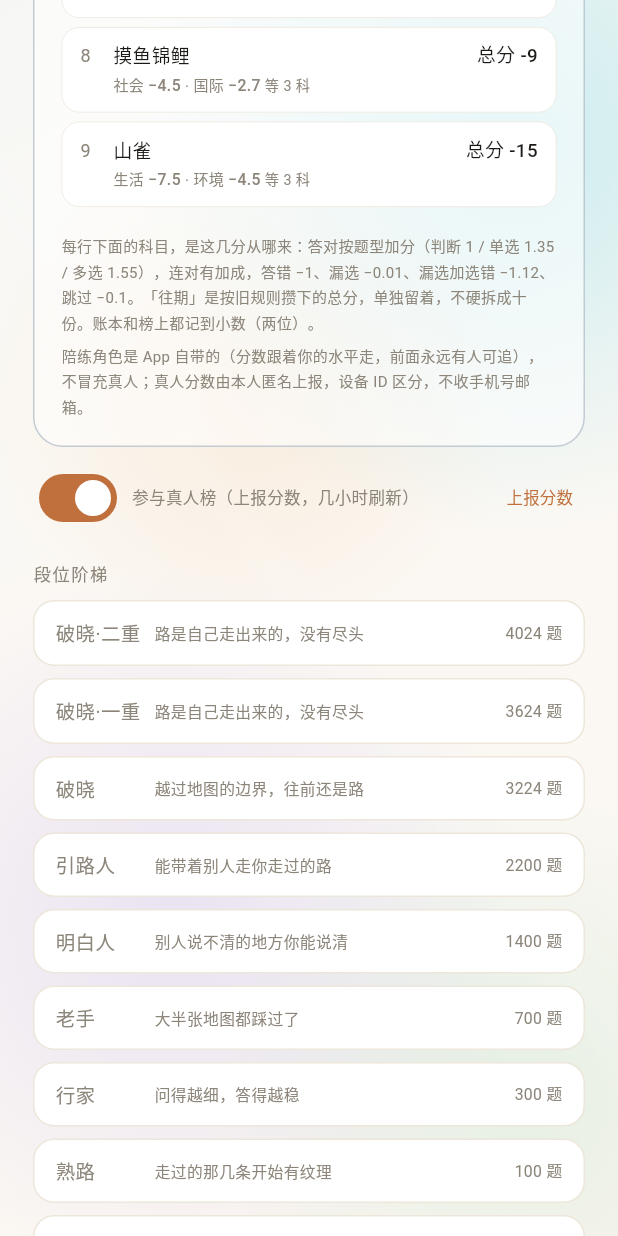
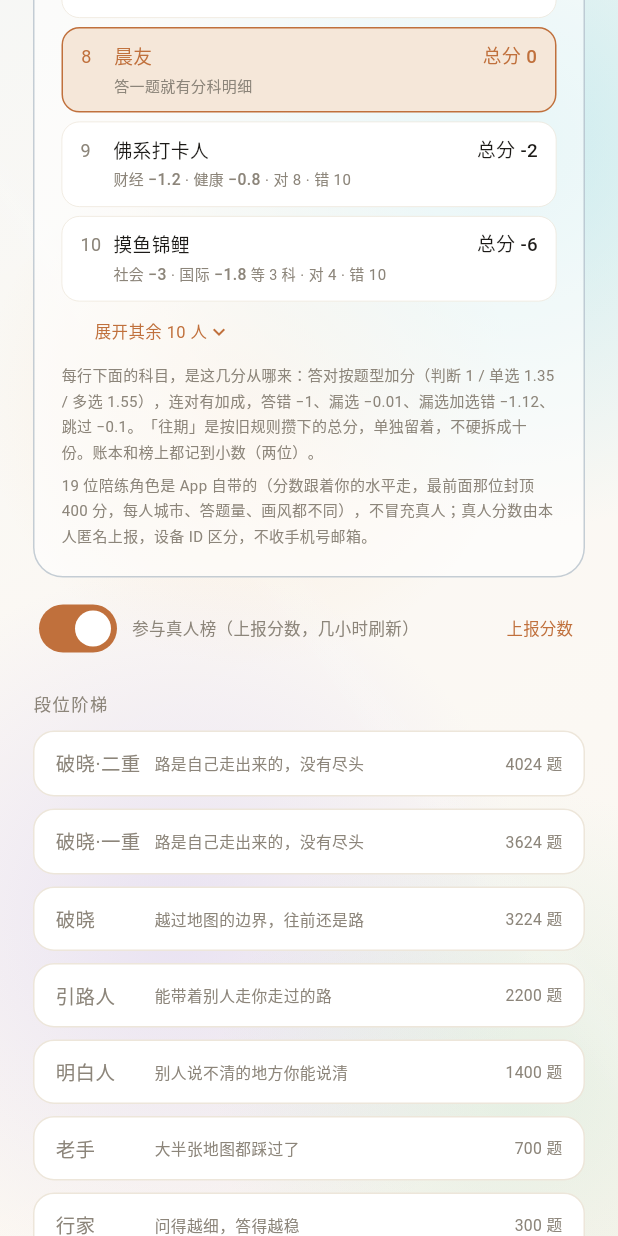
Before and after one commit to xia259214-beep/morning-app, a Flutter app: the RankPage screen opened directly, scrolled down 1152 dp, on a phone screen of 412 x 824 dp. Run offline on Flutter 3.47's test engine with Material 3 defaults, Android fonts, the phone set to English and light mode, and no system bars; accounts and stored records are empty; network calls fail.

Commit message:
v1.22.7 陪练扩编：8→19 人全榜至少 20；天花板抬到 400；每人独立城市/肝度/对错档案

```diff
--- a/lib/core.dart
+++ b/lib/core.dart
@@ -9,7 +9,7 @@ import 'glass.dart';
 import 'liquid.dart';
 
 /// App 版本号（与 pubspec.yaml 同步）。展示与崩溃日志都用它，避免写死多处。
-const String kAppVersion = '1.22.6';
+const String kAppVersion = '1.22.7';
 
 // ============================================================================
 // 1. 设计系统（Minimal / 安静 / 温暖）
--- a/lib/leaderboard.dart
+++ b/lib/leaderboard.dart
@@ -16,7 +16,8 @@
 //     所以改成榜下一行说明：App 自带的陪练角色分数跟着你的水平走，
 //     不冒充真人。标签去掉，话不说谎。
 //
-// 真人 : 内置 = 1 : 1。没有真人时给 8 个内置对手，冷启动榜也不空。
+// v1.22.4 起全榜（含我）至少 20 人：19 份陪练档案各有各的城市、肝度和画风；
+// 真人多时陪练按 1:1 跟涨。冷启动榜也不空。
 // ============================================================================
 
 import 'dart:convert';
@@ -152,38 +153,57 @@ class LeaderSnapshot {
 }
 
 /// 内置对手：名字固定，分差锚定在自己附近。
-/// 前四个在上方，后四个在下方，保证「抬手就够得着」的目标一直存在。
+/// 上面 7 个是要翻过去的山，下面 12 个是垫底的底气，加上自己至少 20 人。
 ///
-/// 名字要像活人：短的两个字、长的五六个字，一半带点网络味儿——
-/// 真实榜单上就是这种画风，清一色两字雅号反而像编的。
-/// 「阿禾」固定 +3，是那个抬手就够得着的追超目标，别挪。
-const List<String> kBuiltInNicks = <String>[
-  '早八战神', '熬夜冠军', '干饭第一名', '卷不动了',
-  '阿禾', '退堂鼓选手', '摸鱼锦鲤', '山雀',
-];
+/// v1.22.4：从 8 人扩到 19 人，天花板整体抬高（第一名的封顶 400），
+/// 并且每人一份档案——城市、答题量倍数、对题率都不同，
+/// 榜上看起来是一群画风各异的活人，不是同一个模板复制 19 遍。
+class _Rival {
+  final String nick;
 
-/// 各自相对你总分的偏移。第 5 个「阿禾」= +3，就是概念图里那句
-/// 「再得 3 分就超过阿禾」——这个数刻意小，让人觉得下一题就能翻过去。
-const List<int> kBuiltInOffsets = <int>[30, 20, 12, 7, 3, -4, -9, -15];
+  /// 相对我总分的偏移（正 = 在我上面）
+  final int offset;
 
-int _offsetAt(int i) {
-  if (i < kBuiltInOffsets.length) return kBuiltInOffsets[i];
-  final k = i - kBuiltInOffsets.length;
-  return k.isEven ? 40 + k * 3 : -20 - k * 3;
+  /// 水平上限：跟着我涨到这个分数就不动了
+  final int ceiling;
+
+  /// 所在城市（榜单行上的小标签）
+  final String city;
+
+  /// 答题量倍数：狠人答得多，躺平的答得少
+  final double grind;
+
+  /// 对题占比（0~1）：决定他行的「对 N · 错 M」长什么样
+  final double acc;
+
+  const _Rival(this.nick, this.offset, this.ceiling, this.city, this.grind, this.acc);
 }
 
-String _nickAt(int i) =>
-    i < kBuiltInNicks.length ? kBuiltInNicks[i] : '晨友${i + 1}';
-
-/// 每个陪练的水平上限：跟着你涨到这个分数就不动了。
-///
-/// 没有上限的话，他们永远比你高 30 分——你答一百道，第一名就跟着
-/// 涨到一百三。榜上永远差一点，那不是激励，是劝退：第一名根本追不到。
-/// 给个上限，答到 60 分就能坐到第一，之后守不守得住看你自己。
-/// 顺序与 kBuiltInOffsets 对齐（60 > 57 > 54 > 48 > 45 > 18 > 10 > 4）。
-const List<int> kBuiltInCeilings = <int>[60, 57, 54, 48, 45, 18, 10, 4];
-
-int _ceilingAt(int i) => i < kBuiltInCeilings.length ? kBuiltInCeilings[i] : 12;
+/// 十九份陪练档案。顺序即偏移从高到低。
+/// 「阿禾」固定 +3，是那个抬手就够得着的追超目标，别挪。
+const List<_Rival> kRivals = <_Rival>[
+  // ---- 山上的人：天花板 400 / 260 / 180 / 130 / 95 / 65 / 50 ----
+  _Rival('卷王本王', 150, 400, '杭州', 2.4, 0.62),
+  _Rival('天不亮就起', 90, 260, '哈尔滨', 1.9, 0.60),
+  _Rival('六边形战士', 55, 180, '成都', 1.5, 0.66),
+  _Rival('榜一大哥', 35, 130, '广州', 1.2, 0.58),
+  _Rival('悄悄卷的人', 20, 95, '长沙', 1.1, 0.55),
+  _Rival('差一点就赢', 8, 65, '西安', 1.0, 0.53),
+  _Rival('阿禾', 3, 50, '苏州', 0.9, 0.55),
+  // ---- 山下的人：各有各的躺法 ----
+  _Rival('佛系打卡人', -2, 40, '昆明', 0.7, 0.48),
+  _Rival('摸鱼锦鲤', -6, 32, '三亚', 0.5, 0.46),
+  _Rival('退堂鼓选手', -12, 25, '兰州', 0.45, 0.43),
+  _Rival('熬夜冠军', -18, 20, '重庆', 0.95, 0.38),
+  _Rival('山雀', -25, 16, '厦门', 0.4, 0.45),
+  _Rival('干饭第一名', -35, 12, '佛山', 0.55, 0.36),
+  _Rival('早八战神', -48, 9, '郑州', 0.6, 0.34),
+  _Rival('躺平观察员', -65, 6, '贵阳', 0.3, 0.40),
+  _Rival('五分钟热度', -85, 4, '石家庄', 0.25, 0.34),
+  _Rival('手滑点错侠', -105, 3, '南宁', 0.35, 0.28),
+  _Rival('半夜背单词', -130, 2, '乌鲁木齐', 0.3, 0.26),
+  _Rival('路过的你', -160, 1, '呼和浩特', 0.2, 0.22),
+];
 
 class Leaderboard {
   /// 伪装成内置对手时的 id 前缀，避免和真人设备 ID 撞车
@@ -210,33 +230,44 @@ class Leaderboard {
     return s.isEmpty ? '晨友' : (s.length > 12 ? s.substring(0, 12) : s);
   }
 
-/// 生成内置对手。分数 = 我的分数 + 偏移，但不越过各自的水平上限。
+/// 生成内置对手。分数 = 我的分数 + 偏移，但不越过各自档案里的水平上限。
 /// 不存在 SQLite/云端里，每次即时算，所以永远跟得上我的分数。
+/// 每人一份档案：答题量按 [kRivals] 的 grind 倍数走，对/错按 acc 拆，
+/// 保证 right − wrong 正好等于总分（对得上账，榜上才像真的）。
+/// [count] 传 -1（默认）表示全部 19 位都上。
 static List<RankEntry> builtIns({
     required double myTotal,
     required int myAnswered,
-    int count = 8,
+    int count = -1,
   }) {
-    final n = count < 0 ? 0 : count;
+    final n = (count < 0 ? kRivals.length : count).clamp(0, kRivals.length);
     return List<RankEntry>.generate(n, (i) {
-      final raw = myTotal + _offsetAt(i);
-      // 上限只在「涨过头」时起作用；我分数低的时候它还是贴着我的
+      final r = kRivals[i];
+      final raw = myTotal + r.offset;
+      // 上限只在「涨过头」时起作用；我分数低的时候他还是贴着我的
       final total =
-          math.min(raw, _ceilingAt(i).toDouble()).clamp(-100000.0, 100000.0);
+          math.min(raw, r.ceiling.toDouble()).clamp(-100000.0, 100000.0);
       final totalInt = total.round();
+      // 答题量 = 我 × 他的肝度 + 一点底数（带点抖动，别让我 0 题时全员一个数）
+      final answered = (myAnswered * r.grind + 12 + (i * 5) % 9)
+          .round()
+          .clamp(0, 1000000);
+      // 有对错的题数：宁可多估也别小于 |总分|，否则对/错减不出这个总分；
+      // graded + 总分必须是偶数，right 才能正好是整数——差 1 就补 1
+      var graded = math.max((answered * 0.85).round(), totalInt.abs());
+      if ((graded + totalInt) % 2 != 0) graded++;
+      final right = ((graded + totalInt) ~/ 2).clamp(0, graded);
       return RankEntry(
-        id: '$builtInPrefix${_nickAt(i)}$i',
-        nick: _nickAt(i),
+        id: '$builtInPrefix${r.nick}$i',
+        nick: r.nick,
         total: total,
-        // 内置对手的答题数跟着分数走，看起来才像真人
-        answered: (myAnswered + _offsetAt(i) * 3).clamp(0, 1000000),
+        answered: answered,
         builtIn: true,
-        axes: splitTotal(_nickAt(i), total),
-        // 陪练的对/错也照着分数编一份：答对加、答错减，加起来正好是总分
-        rightCnt: ((myAnswered + _offsetAt(i) * 3) ~/ 2 + totalInt ~/ 2)
-            .clamp(0, 1000000),
-        wrongCnt: ((myAnswered + _offsetAt(i) * 3) ~/ 2 - totalInt ~/ 2)
-            .clamp(0, 1000000),
+        city: r.city,
+        axes: splitTotal(r.nick, total),
+        // 答对 − 答错 = 总分：right + wrong = graded，联立解出 right
+        rightCnt: right,
+        wrongCnt: graded - right,
       );
     });
   }
@@ -311,8 +342,10 @@ static List<RankEntry> builtIns({
     int myWrong = 0,
   }) {
     final reals = cleanReal(real, myId);
-    // 真人有几个就配几个内置对手；一个真人都没有时给 8 个，冷启动榜不空。
-    final builtInCount = reals.isEmpty ? 8 : reals.length;
+    // v1.22.4：真人再少，陪练也补到全榜（含我）至少 20 人——
+    // 补 19−真人 个，但真人多时陪练按 1:1 跟涨（档案只有 19 份，到顶为止）。
+    final builtInCount =
+        math.max(reals.length, 19 - reals.length).clamp(0, kRivals.length);
     final built = builtIns(
       myTotal: myTotal,
       myAnswered: myAnswered,
--- a/lib/pages_rank.dart
+++ b/lib/pages_rank.dart
@@ -528,8 +528,9 @@ class _RankPageState extends State<RankPage> {
               ),
               const SizedBox(height: 6),
               Text(
-                '陪练角色是 App 自带的（分数跟着你的水平走，前面永远有人可追），'
-                '不冒充真人；真人分数由本人匿名上报，设备 ID 区分，不收手机号邮箱。',
+                '19 位陪练角色是 App 自带的（分数跟着你的水平走，最前面那位封顶 400 分，'
+                '每人城市、答题量、画风都不同），不冒充真人；'
+                '真人分数由本人匿名上报，设备 ID 区分，不收手机号邮箱。',
                 style: TextStyle(fontSize: 10, height: 1.6, color: AppColor.sub),
               ),
             ],
--- a/pubspec.yaml
+++ b/pubspec.yaml
@@ -2,7 +2,7 @@ name: morning
 description: "晨序 MORNING —— 让每一个清晨都有意义。Android 智能闹钟与晨间流程 App（V1）。"
 publish_to: 'none'
 
-version: 1.22.6+48
+version: 1.22.7+49
 
 environment:
   sdk: ^3.5.4
```
Also changed, not shown: 3 other files.
